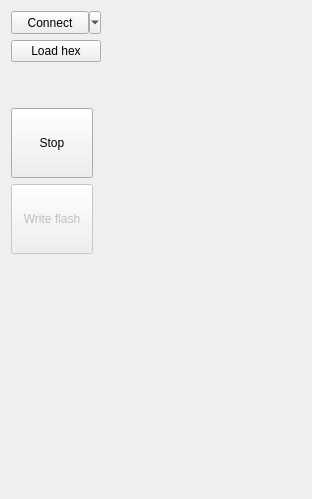
Before: the Qt Designer form src/LorrisShupito/ui/minishupitoui.ui in Tasssadar/Lorris, drawn with Qt 5.
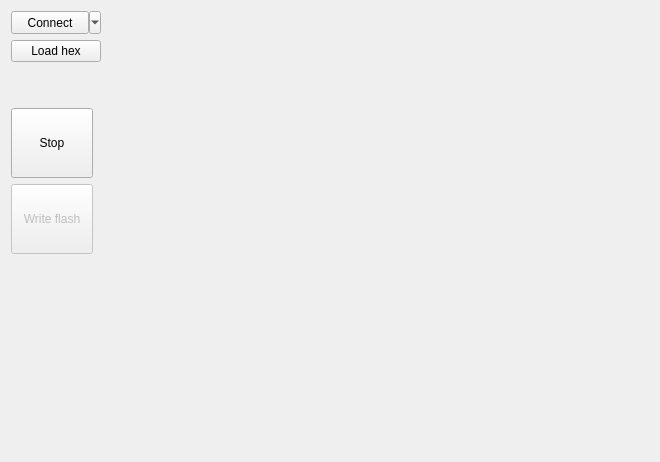
After: the same form once the commit is applied. Icons and pictures are not drawn.

Commit message: [708] Shupito: add horizontal mode for MiniShupitoUI

```diff
--- a/src/LorrisShupito/ui/minishupitoui.ui
+++ b/src/LorrisShupito/ui/minishupitoui.ui
@@ -6,8 +6,8 @@
    <rect>
     <x>0</x>
     <y>0</y>
-    <width>312</width>
-    <height>499</height>
+    <width>660</width>
+    <height>462</height>
    </rect>
   </property>
   <property name="sizePolicy">
@@ -19,7 +19,11 @@
   <property name="windowTitle">
    <string>Form</string>
   </property>
-  <layout class="QHBoxLayout" name="mainLayout" stretch="0,1">
+  <layout class="QVBoxLayout" name="mainLayout">
+   <item>
+    <layout class="QHBoxLayout" name="horizontalLayout" stretch="0,1">
+     <item>
+      <layout class="QVBoxLayout" name="vertLayout" stretch="0,0,0,0,0,0,0,0">
    <item>
     <layout class="QVBoxLayout" name="verticalLayout">
      <item>
@@ -74,6 +78,8 @@
        </property>
       </widget>
      </item>
+        </layout>
+       </item>
      <item>
       <widget class="QLabel" name="chipIdLabel">
        <property name="sizePolicy">
@@ -232,14 +238,14 @@
       </widget>
      </item>
      <item>
-      <spacer name="verticalSpacer">
+        <spacer name="verticalSpacer_2">
        <property name="orientation">
         <enum>Qt::Vertical</enum>
        </property>
        <property name="sizeHint" stdset="0">
         <size>
          <width>20</width>
-         <height>0</height>
+           <height>40</height>
         </size>
        </property>
       </spacer>
@@ -258,6 +264,28 @@
       </size>
      </property>
     </spacer>
+     </item>
+    </layout>
+   </item>
+   <item>
+    <layout class="QVBoxLayout" name="verticalLayout_3" stretch="0,1">
+     <item>
+      <layout class="QHBoxLayout" name="horLayout"/>
+     </item>
+     <item>
+      <spacer name="verticalSpacer">
+       <property name="orientation">
+        <enum>Qt::Vertical</enum>
+       </property>
+       <property name="sizeHint" stdset="0">
+        <size>
+         <width>20</width>
+         <height>40</height>
+        </size>
+       </property>
+      </spacer>
+     </item>
+    </layout>
    </item>
   </layout>
  </widget>
```
Left out of the diff: 2 changed lines with no effect on the pictures. Lines whose indentation alone changed are shown as unchanged. The commit also changes 3 other files.
